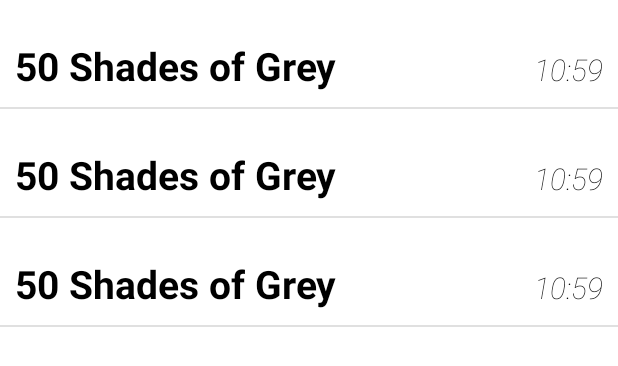
After one commit to omarelewa/AndroidVideoPlayer, an Android app: the layout activity_movie_list.xml on its own in the app's theme, with its tools: preview values and no code run, on a phone screen of 412 x 824 dp. The commit adds this screen. Shown: the top 366 px of the screen. Run offline under Robolectric (Android 15) with nearby library versions, the phone set to English and light mode, and no system bars.

Commit message:
Incomplete project to-be deleted

```diff
--- a/app/src/main/AndroidManifest.xml
+++ b/app/src/main/AndroidManifest.xml
@@ -10,6 +10,9 @@
         android:supportsRtl="true"
         android:theme="@style/Theme.VideoPlayer">
         <activity
+            android:name=".Movie_List"
+            android:exported="true" />
+        <activity
             android:name=".MainActivity"
             android:exported="true">
             <intent-filter>
--- /dev/null
+++ b/app/src/main/res/layout/activity_movie_list.xml
@@ -0,0 +1,15 @@
+<?xml version="1.0" encoding="utf-8"?>
+<androidx.constraintlayout.widget.ConstraintLayout
+    xmlns:android="http://schemas.android.com/apk/res/android"
+    xmlns:app="http://schemas.android.com/apk/res-auto"
+    xmlns:tools="http://schemas.android.com/tools"
+    android:layout_width="match_parent"
+    android:layout_height="match_parent"
+    tools:context=".Movie_List">
+
+    <ListView
+        android:layout_width="match_parent"
+        android:layout_height="match_parent"
+        android:id="@+id/list2"
+        tools:listitem="@layout/list_item"/>
+</androidx.constraintlayout.widget.ConstraintLayout>
--- /dev/null
+++ b/app/src/main/res/layout/list_item.xml
@@ -0,0 +1,50 @@
+<?xml version="1.0" encoding="utf-8"?>
+<LinearLayout xmlns:android="http://schemas.android.com/apk/res/android"
+    android:orientation="vertical"
+    android:layout_width="match_parent"
+    android:layout_height="match_parent">
+
+    <RelativeLayout
+        android:layout_width="match_parent"
+        android:layout_height="wrap_content"
+        android:layout_marginTop="16dp">
+
+        <LinearLayout
+            android:layout_width="match_parent"
+            android:layout_height="wrap_content"
+            android:layout_marginVertical="10dp"
+            android:orientation="horizontal">
+
+            <LinearLayout
+                android:layout_width="match_parent"
+                android:layout_height="wrap_content"
+                android:layout_marginStart="10dp"
+                android:orientation="horizontal">
+
+                <TextView
+                    android:id="@+id/movieName"
+                    android:layout_width="wrap_content"
+                    android:layout_height="wrap_content"
+                    android:text="50 Shades of Grey"
+                    android:textColor="@color/black"
+                    android:layout_weight="2"
+                    android:textSize="26sp"
+                    android:textStyle="bold"/>
+
+                <TextView
+                    android:id="@+id/duration"
+                    android:layout_width="wrap_content"
+                    android:layout_height="wrap_content"
+                    android:layout_marginLeft="5dp"
+                    android:layout_marginRight="10dp"
+                    android:fontFamily="sans-serif-thin"
+                    android:text="10:59"
+                    android:textAlignment="textEnd"
+                    android:textColor="@color/black"
+                    android:textSize="20sp"
+                    android:textStyle="italic" />
+            </LinearLayout>
+
+        </LinearLayout>
+    </RelativeLayout>
+</LinearLayout>
--- a/app/src/main/res/values/strings.xml
+++ b/app/src/main/res/values/strings.xml
@@ -1,3 +1,3 @@
 <resources>
-    <string name="app_name">Video Player</string>
+    <string name="app_name">Assignment 2 - Video Player</string>
 </resources>
```
Also changed, not shown: app/src/main/java/com/example/videoplayer/Movie.java (added, +11 -0 lines), app/src/main/java/com/example/videoplayer/MovieAdapter.java (added, +39 -0 lines), app/src/main/java/com/example/videoplayer/Movie_List.java (added, +53 -0 lines), app/src/main/res/layout/row_item.xml (+2 -5 lines).
